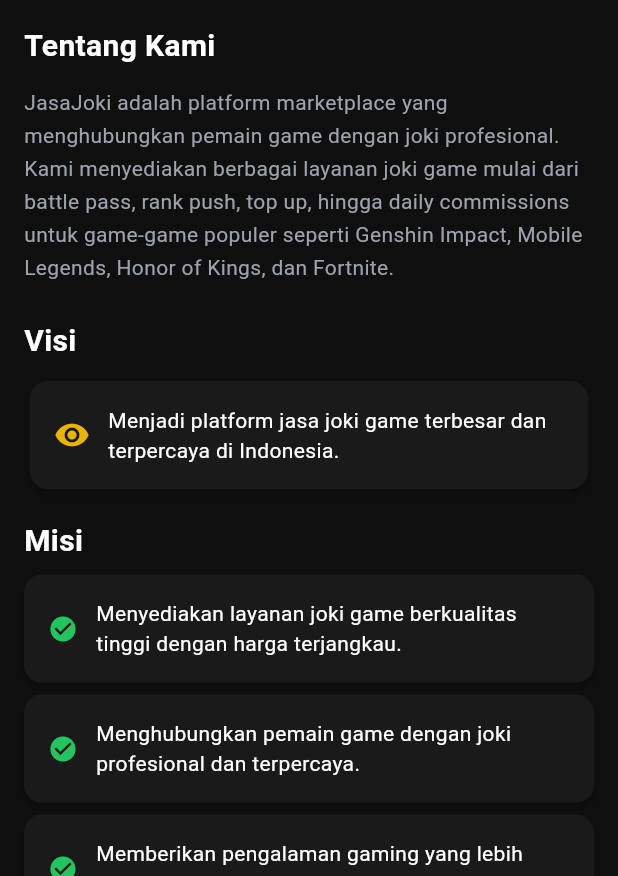
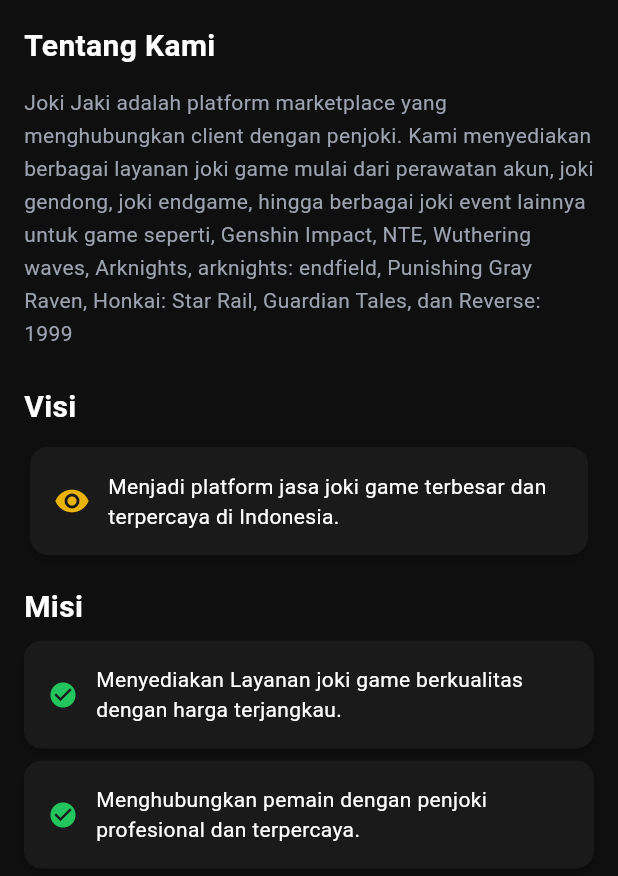
Before and after one commit to User-CruZer/flutterApp-companyProfile, a Flutter app: the screen it shows after launch, on a phone screen of 412 x 824 dp, the part 360-1236 px from its top. Run offline on Flutter 3.47's test engine with Material 3 defaults, Android fonts, the phone set to English and light mode, and no system bars; our stand-ins replace font_awesome_flutter.

Commit message:
Some text changes

```diff
--- a/lib/core/theme/app_theme.dart
+++ b/lib/core/theme/app_theme.dart
@@ -2,7 +2,6 @@
 
 class AppTheme {
   static const Color primaryColor = Color(0xFFEAB308);
-  static const Color primaryDark = Color(0xFFCA8A04);
   static const Color secondaryColor = Color(0xFF3B82F6);
   static const Color backgroundColor = Color(0xFF0F0F0F);
   static const Color surfaceColor = Color(0xFF1A1A1A);
@@ -11,9 +10,7 @@
   static const Color textSecondary = Color(0xFF9CA3AF);
   static const Color textMuted = Color(0xFF6B7280);
   static const Color successColor = Color(0xFF22C55E);
-  static const Color warningColor = Color(0xFFF59E0B);
   static const Color errorColor = Color(0xFFEF4444);
-  static const Color infoColor = Color(0xFF3B82F6);
 
   static ThemeData get darkTheme {
     return ThemeData(
--- a/lib/services/data_service.dart
+++ b/lib/services/data_service.dart
@@ -6,20 +6,20 @@
       name: 'JasaJoki',
       tagline: 'Partner Gaming Terpercaya Anda',
       description:
-          'JasaJoki adalah platform marketplace yang menghubungkan pemain game dengan joki profesional. Kami menyediakan berbagai layanan joki game mulai dari battle pass, rank push, top up, hingga daily commissions untuk game-game populer seperti Genshin Impact, Mobile Legends, Honor of Kings, dan Fortnite.',
+          'Joki Jaki adalah platform marketplace yang menghubungkan client dengan penjoki. Kami menyediakan berbagai layanan joki game mulai dari perawatan akun, joki gendong, joki endgame, hingga berbagai joki event lainnya untuk game seperti, Genshin Impact, NTE, Wuthering waves, Arknights, arknights: endfield, Punishing Gray Raven, Honkai: Star Rail, Guardian Tales, dan Reverse: 1999',
       vision:
           'Menjadi platform jasa joki game terbesar dan terpercaya di Indonesia.',
       mission:
-          'Menyediakan layanan joki game berkualitas tinggi dengan harga terjangkau.\nMenghubungkan pemain game dengan joki profesional dan terpercaya.\nMemberikan pengalaman gaming yang lebih menyenangkan bagi semua orang.',
-      email: 'hello@jasajoki.com',
+          'Menyediakan Layanan joki game berkualitas dengan harga terjangkau.\nMenghubungkan pemain dengan penjoki profesional dan terpercaya.\nMemberikan pengalaman yang aman dan nyaman bagi semua orang.',
+      email: 'akangjoki@gmail.com',
       phone: '021-12345678',
       whatsapp: '6281234567890',
       address: 'Jl. Gaming No. 123',
       city: 'Jakarta',
       country: 'Indonesia',
       website: 'https://jasajoki.com',
-      instagram: 'jasajoki_id',
-      discord: 'discord.gg/jasajoki',
+      instagram: 'nasipadang',
+      discord: 'discord.gg/NasiPadang',
       foundedYear: 2023,
       totalCustomers: 1500,
       totalJockeys: 50,
```
